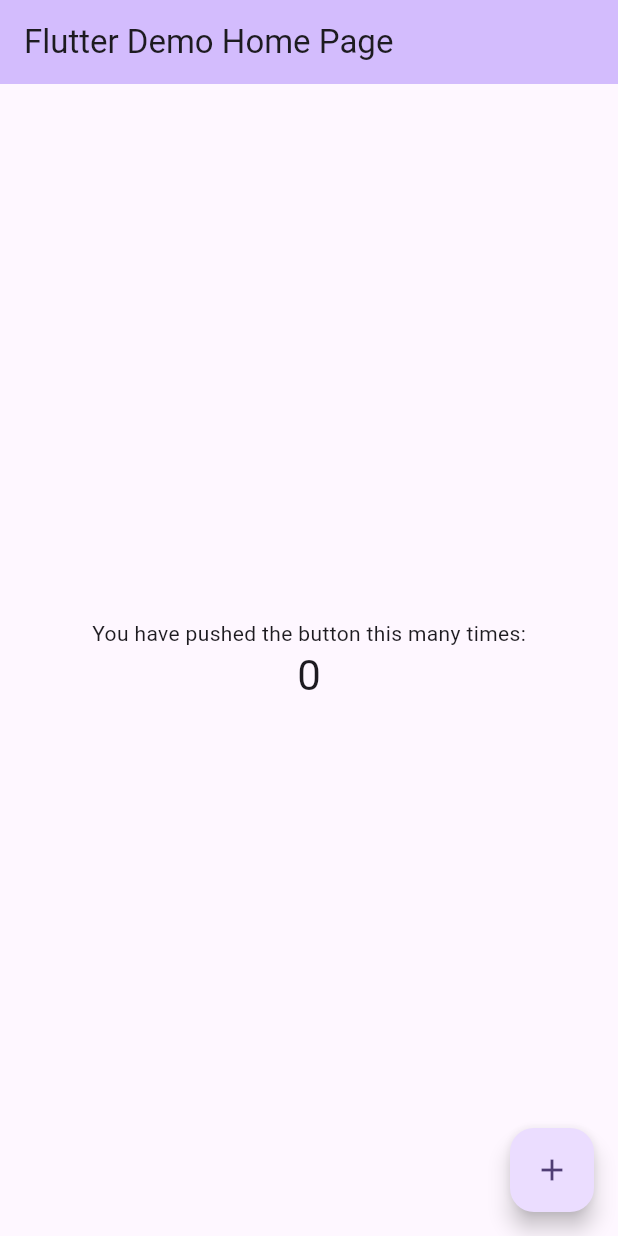
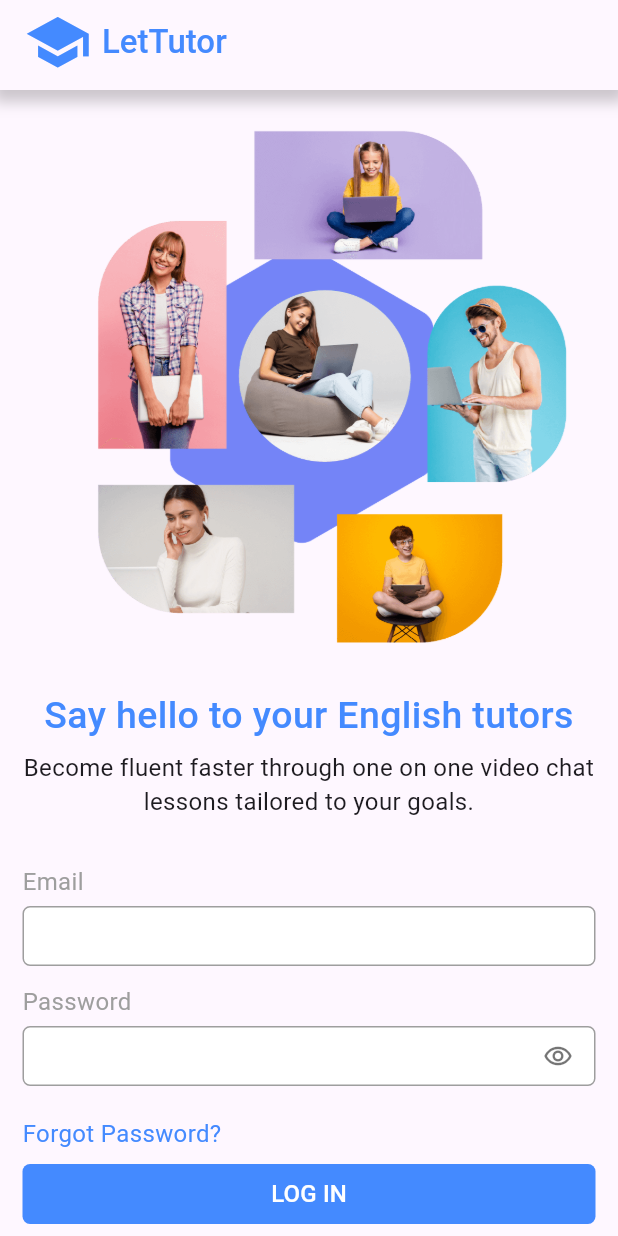
Before and after one commit to hoduybao/Advanced_MobileApp_Development, a Flutter app: the screen it shows after launch, on a phone screen of 412 x 824 dp. Run offline on Flutter 3.47's test engine with Material 2 defaults, Android fonts, the light colour scheme and no system bars.

Commit message:
done screen login

```diff
--- a/lib/main.dart
+++ b/lib/main.dart
@@ -1,4 +1,6 @@
+import 'package:advanced_mobileapp_development/presentation/Login/Login.dart';
 import 'package:flutter/material.dart';
+import 'package:flutter/services.dart';
 
 void main() {
   runApp(const MyApp());
@@ -10,29 +12,15 @@ class MyApp extends StatelessWidget {
   // This widget is the root of your application.
   @override
   Widget build(BuildContext context) {
+
     return MaterialApp(
-      title: 'Flutter Demo',
-      theme: ThemeData(
-        // This is the theme of your application.
-        //
-        // TRY THIS: Try running your application with "flutter run". You'll see
-        // the application has a blue toolbar. Then, without quitting the app,
-        // try changing the seedColor in the colorScheme below to Colors.green
-        // and then invoke "hot reload" (save your changes or press the "hot
-        // reload" button in a Flutter-supported IDE, or press "r" if you used
-        // the command line to start the app).
-        //
-        // Notice that the counter didn't reset back to zero; the application
-        // state is not lost during the reload. To reset the state, use hot
-        // restart instead.
-        //
-        // This works for code too, not just values: Most code changes can be
-        // tested with just a hot reload.
-        colorScheme: ColorScheme.fromSeed(seedColor: Colors.deepPurple),
-        useMaterial3: true,
-      ),
-      home: const MyHomePage(title: 'Flutter Demo Home Page'),
-    );
+        title: 'LetTutor',
+        theme: ThemeData(
+          colorScheme: ColorScheme.fromSeed(seedColor: Colors.deepPurple),
+          useMaterial3: true,
+        ),
+        debugShowCheckedModeBanner: false,
+        home: Login());
   }
 }
 
--- a/lib/presentation/Login/Login.dart
+++ b/lib/presentation/Login/Login.dart
@@ -0,0 +1,248 @@
+import 'package:flutter/material.dart';
+import 'package:flutter/services.dart';
+
+class Login extends StatelessWidget {
+  const Login({super.key});
+
+  @override
+  Widget build(BuildContext context) {
+    return Scaffold(
+        appBar: PreferredSize(
+          preferredSize:
+              const Size.fromHeight(60.0), // Define the height of the AppBar
+          child: Container(
+            decoration: BoxDecoration(
+              boxShadow: [
+                BoxShadow(
+                  color: Colors.black
+                      .withOpacity(0.2), // Color and opacity of the shadow
+                  spreadRadius: 5, // Spread radius of the shadow
+                  blurRadius: 7, // Blur radius of the shadow
+                  offset: const Offset(0, 3), // Offset of the shadow
+                ),
+              ],
+            ),
+            child: AppBar(
+                systemOverlayStyle: const SystemUiOverlayStyle(
+                  // Status bar color
+                  statusBarColor: Colors.black,
+                  // Status bar brightness (optional)
+                  statusBarIconBrightness:
+                      Brightness.light, // For Android (dark icons)
+                ),
+                title: const Row(
+                  children: [
+                    Icon(
+                      Icons.school,
+                      size: 45,
+                      color: Colors.blueAccent,
+                    ),
+                    SizedBox(width: 7),
+                    Text(
+                      "LetTutor",
+                      style: TextStyle(
+                          color: Colors.blueAccent,
+                          fontWeight: FontWeight.w500),
+                    ),
+                  ],
+                )
+
+                // Replace 'assets/icon.png' with your image path
+
+                ),
+          ),
+        ),
+        body: SingleChildScrollView(
+          child: Container(
+            margin: EdgeInsets.only(top: 15, right: 15, bottom: 0, left: 15),
+            child: Column(
+              children: [
+                Image.asset("images/welcome_login.png"),
+                SizedBox(
+                  height: 30,
+                ),
+                Text("Say hello to your English tutors",
+                    style: TextStyle(
+                      fontSize: 25,
+                      fontWeight: FontWeight.w500,
+                      color: Colors.blueAccent,
+                    ),
+                    textAlign: TextAlign.center),
+                SizedBox(
+                  height: 5,
+                ),
+                Text(
+                  "Become fluent faster through one on one video chat lessons tailored to your goals.",
+                  style: TextStyle(
+                    fontSize: 16,
+                    fontWeight: FontWeight.w400,
+                  ),
+                  textAlign: TextAlign.center,
+                ),
+                FormLogin(),
+                Container(
+                  margin: EdgeInsets.only(top: 30),
+                    child: Text("Or continue with")),
+                OrtherLogin()
+              ],
+            ),
+          ),
+        ));
+  }
+}
+
+class OrtherLogin extends StatelessWidget {
+  const OrtherLogin({super.key});
+
+  @override
+  Widget build(BuildContext context) {
+    return Container(
+      margin: EdgeInsets.only(top: 25),
+      child: Column(
+        children: [
+          Row(
+            mainAxisAlignment: MainAxisAlignment.center,
+            children: [
+              Image.asset("images/facebook.png", width: 30, height: 30),
+              SizedBox(
+                width: 20,
+              ),
+              Image.asset("images/google.png", width: 30, height: 30),
+              SizedBox(
+                width: 20,
+              ),
+              Image.asset("images/smartphone.png", width: 30, height: 30),
+            ],
+          ),
+          Container(
+            margin: EdgeInsets.only(top: 25,bottom: 50),
+            child: RichText(
+              text: TextSpan(
+                text: 'Not a member yet? ',
+                style: DefaultTextStyle.of(context).style,
+                children: const <TextSpan>[
+                  TextSpan(text: 'Sign up', style: TextStyle(color: Colors.blueAccent)),
+                ],
+              ),
+            ),
+          )
+        ],
+      ),
+    );
+  }
+}
+
+class FormLogin extends StatelessWidget {
+  const FormLogin({super.key});
+
+  @override
+  Widget build(BuildContext context) {
+    return Container(
+      margin: EdgeInsets.only(top: 30),
+      child: Column(
+        crossAxisAlignment: CrossAxisAlignment.start,
+        children: [
+          Text(
+            "Email",
+            textAlign: TextAlign.left,
+            style: TextStyle(
+                fontSize: 16, color: Colors.grey, fontWeight: FontWeight.w400),
+          ),
+          SizedBox(
+            height: 5,
+          ),
+          Container(
+            height: 40,
+            padding: EdgeInsets.symmetric(horizontal: 10, vertical: 0),
+            decoration: BoxDecoration(
+              border: Border.all(
+                color: Colors.grey, // Màu của biên
+                width: 1.0, // Độ rộng của biên
+              ),
+              color: Colors.white,
+              borderRadius: BorderRadius.circular(5),
+            ),
+            child: TextField(
+              //onChanged: (value)=>_runFilter(value),
+              decoration: InputDecoration(
+                contentPadding: EdgeInsets.only(top: -10),
+                border: InputBorder.none,
+              ),
+              style:
+                  TextStyle(color: Colors.black87, fontWeight: FontWeight.w400),
+            ),
+          ),
+          Container(
+            margin: EdgeInsets.only(top: 12),
+            child: Text(
+              "Password",
+              textAlign: TextAlign.left,
+              style: TextStyle(
+                  fontSize: 16,
+                  color: Colors.grey,
+                  fontWeight: FontWeight.w400),
+            ),
+          ),
+          SizedBox(
+            height: 5,
+          ),
+          Container(
+            height: 40,
+            padding: EdgeInsets.only(left: 10, right: 0, top: 0, bottom: 0),
+            decoration: BoxDecoration(
+              border: Border.all(
+                color: Colors.grey, // Màu của biên
+                width: 1.0, // Độ rộng của biên
+              ),
+              color: Colors.white,
+              borderRadius: BorderRadius.circular(5),
+            ),
+            child: TextField(
+              //onChanged: (value)=>{},
+              decoration: InputDecoration(
+                contentPadding: EdgeInsets.only(top: 1),
+                suffixIcon: Icon(
+                  Icons.remove_red_eye_outlined,
+                  color: Colors.black54,
+                  size: 20,
+                ),
+                border: InputBorder.none,
+              ),
+              obscureText: true,
+              style:
+                  TextStyle(color: Colors.black87, fontWeight: FontWeight.w400),
+            ),
+          ),
+          Container(
+              margin: EdgeInsets.only(top: 20),
+              child: Text(
+                "Forgot Password?",
+                style: TextStyle(color: Colors.blueAccent, fontSize: 16),
+              )),
+          Container(
+            width: double.infinity,
+            margin: EdgeInsets.only(top: 5),
+            child: TextButton(
+                onPressed: () {},
+                style: ButtonStyle(
+                  backgroundColor:
+                      MaterialStateProperty.all<Color>(Colors.blueAccent),
+                  shape: MaterialStateProperty.all<RoundedRectangleBorder>(
+                    RoundedRectangleBorder(
+                      borderRadius: BorderRadius.circular(5), // Đặt góc bo tròn
+                    ),
+                  ),
+                ),
+                child: Text(
+                  "LOG IN",
+                  style: TextStyle(
+                      fontSize: 16,
+                      fontWeight: FontWeight.w500,
+                      color: Colors.white),
+                )),
+          )
+        ],
+      ),
+    );
+  }
+}
--- a/pubspec.yaml
+++ b/pubspec.yaml
@@ -30,6 +30,7 @@ environment:
 dependencies:
   flutter:
     sdk: flutter
+  flutter_svg: ^0.22.0
 
 
   # The following adds the Cupertino Icons font to your application.
@@ -62,7 +63,8 @@ flutter:
   # assets:
   #   - images/a_dot_burr.jpeg
   #   - images/a_dot_ham.jpeg
-
+  assets:
+    - images/
   # An image asset can refer to one or more resolution-specific "variants", see
   # https://flutter.dev/assets-and-images/#resolution-aware
 
```
Also changed, not shown: images/facebook.png (added), images/google.png (added), images/smartphone.png (added), images/welcome_login.png (added), pubspec.lock.
